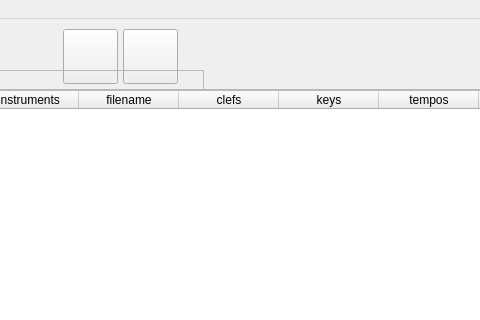
Old version of the form implementation/primaries/GUI/designer_files/MainWindow.ui in the repository Godley/Music-Library; both pictures show x 387 to 867 and y 0 to 320 of the 1280 by 703 pixel window.
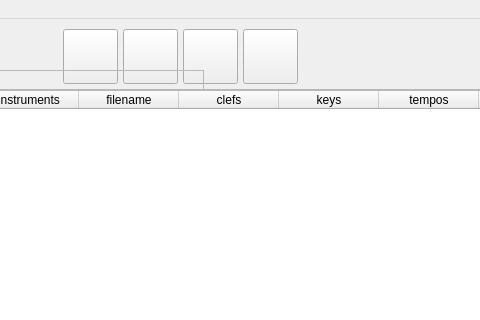
New version of the form.

Commit message:
reimplemented zoom in, zoom out
- put in zoom in and out buttons on the main window and the popout window
- moved the title of piece and playlist to the title of the window so that the button bar over the piece isn't too cluttered

```diff
--- a/implementation/primaries/GUI/designer_files/MainWindow.ui
+++ b/implementation/primaries/GUI/designer_files/MainWindow.ui
@@ -317,6 +317,32 @@
       <string/>
      </property>
     </widget>
+    <widget class="QToolButton" name="zoomInBtn">
+     <property name="geometry">
+      <rect>
+       <x>570</x>
+       <y>10</y>
+       <width>55</width>
+       <height>55</height>
+      </rect>
+     </property>
+     <property name="text">
+      <string/>
+     </property>
+    </widget>
+    <widget class="QToolButton" name="zoomOutBtn">
+     <property name="geometry">
+      <rect>
+       <x>630</x>
+       <y>10</y>
+       <width>55</width>
+       <height>55</height>
+      </rect>
+     </property>
+     <property name="text">
+      <string/>
+     </property>
+    </widget>
    </widget>
    <widget class="QFrame" name="searchFrame">
     <property name="geometry">
```
The commit also changes 4 other files.
